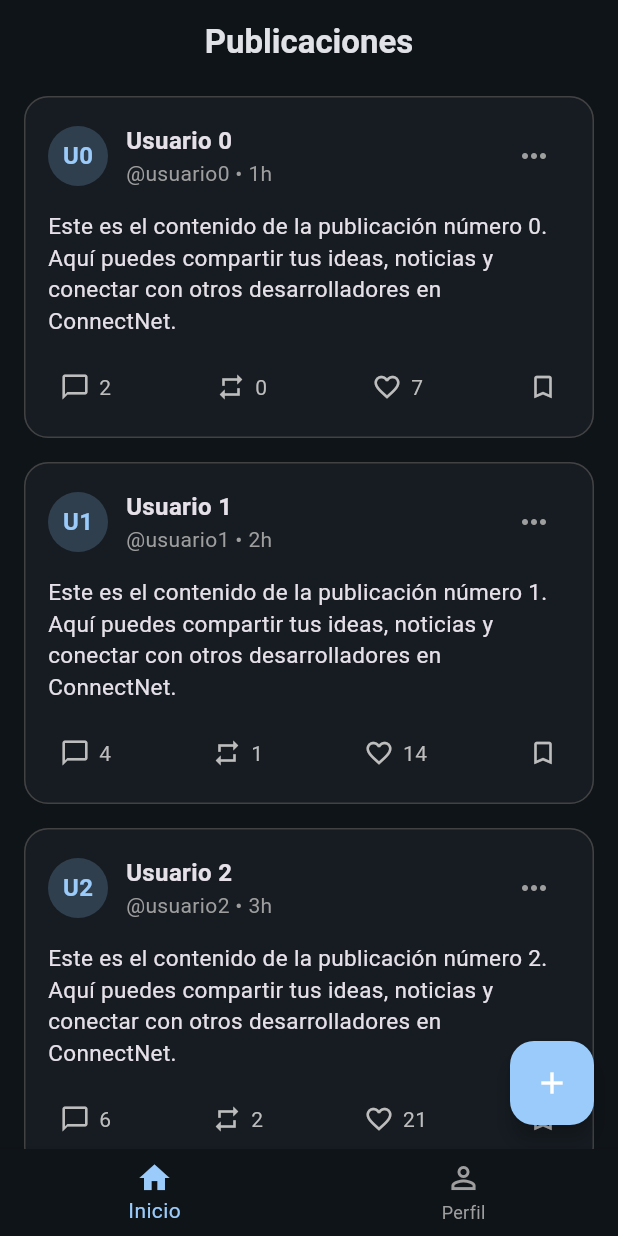
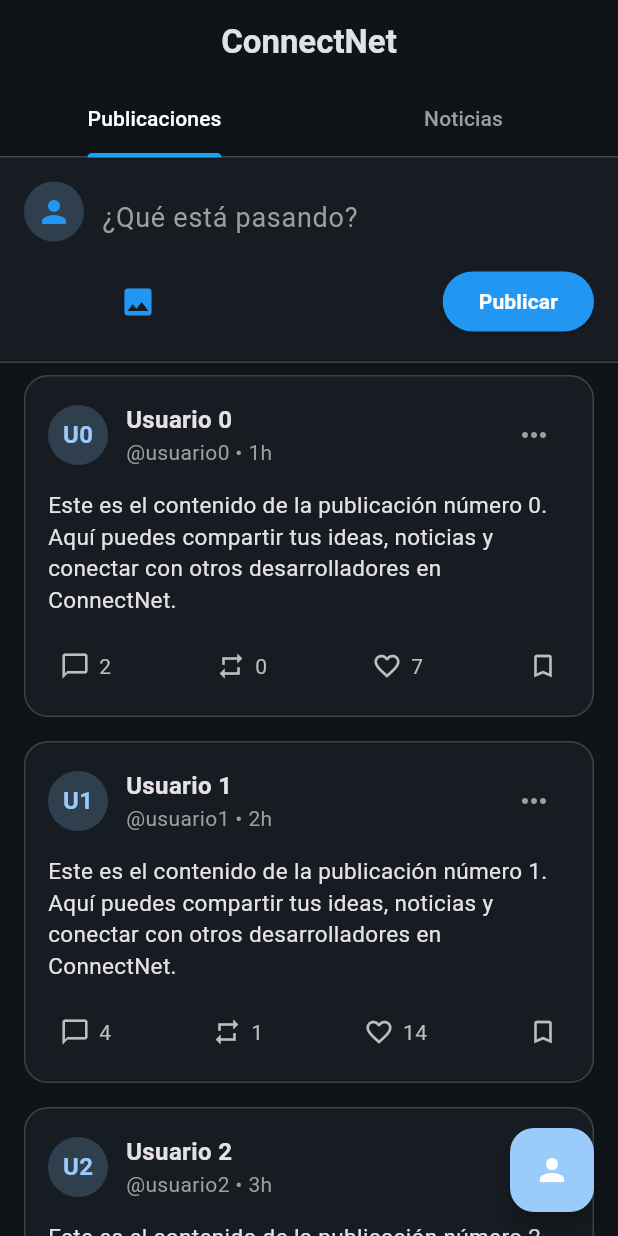
Before and after one commit to Pasek56/Connecnet, a Flutter app: the screen it shows once a user with an empty profile is signed in, on a phone screen of 412 x 824 dp. Run offline on Flutter 3.47's test engine with Material 3 defaults, Android fonts, the phone set to English and light mode, and no system bars; our stand-ins replace image_picker, supabase_flutter; accounts and stored records are empty.

Commit message:
Rediseño de las ventanas, agregando modulo de noticias, boton para acceder al Perfil y Finalmente, capacidad de realizar publicaciones, tanto en el canal normal como en el de noticias

```diff
--- a/lib/main.dart
+++ b/lib/main.dart
@@ -1,7 +1,6 @@
 import 'package:flutter/material.dart';
 import 'package:supabase_flutter/supabase_flutter.dart';
 import 'screens/login_screen.dart';
-import 'screens/profile_screen.dart';
 import 'screens/dashboard_screen.dart';
 
 import 'dart:async';
@@ -98,39 +97,9 @@ class _MainNavigationControllerState extends State<MainNavigationController> {
       );
     }
 
-    return Scaffold(
-      body: AnimatedSwitcher(
-        duration: const Duration(milliseconds: 300),
-        child: _currentIndex == 0
-            ? const DashboardScreen(key: ValueKey('DashboardPage'))
-            : ProfileScreen(
-                key: const ValueKey('ProfilePage'),
-                onLogout: _logout,
-              ),
-      ),
-      bottomNavigationBar: BottomNavigationBar(
-        currentIndex: _currentIndex,
-        onTap: (index) {
-          setState(() {
-            _currentIndex = index;
-          });
-        },
-        backgroundColor: const Color(0xFF0F1419),
-        selectedItemColor: Theme.of(context).colorScheme.primary,
-        unselectedItemColor: Colors.grey,
-        items: const [
-          BottomNavigationBarItem(
-            icon: Icon(Icons.home_outlined),
-            activeIcon: Icon(Icons.home),
-            label: 'Inicio',
-          ),
-          BottomNavigationBarItem(
-            icon: Icon(Icons.person_outline),
-            activeIcon: Icon(Icons.person),
-            label: 'Perfil',
-          ),
-        ],
-      ),
+    return DashboardScreen(
+      key: const ValueKey('DashboardPage'),
+      onLogout: _logout,
     );
   }
 }
--- a/lib/screens/dashboard_screen.dart
+++ b/lib/screens/dashboard_screen.dart
@@ -1,20 +1,46 @@
 import 'package:flutter/material.dart';
+import 'profile_screen.dart';
+import 'news_screen.dart';
 
 class DashboardScreen extends StatefulWidget {
-  const DashboardScreen({super.key});
+  final VoidCallback? onLogout;
+
+  const DashboardScreen({super.key, this.onLogout});
 
   @override
   State<DashboardScreen> createState() => _DashboardScreenState();
 }
 
 class _DashboardScreenState extends State<DashboardScreen> {
+  final TextEditingController _postController = TextEditingController();
+
   final List<Map<String, dynamic>> _posts = List.generate(
     5,
     (index) => {
+      'content': 'Este es el contenido de la publicación número $index. Aquí puedes compartir tus ideas, noticias y conectar con otros desarrolladores en ConnectNet.',
       'likes': (index + 1) * 7,
       'isLiked': false,
     },
   );
+
+  @override
+  void dispose() {
+    _postController.dispose();
+    super.dispose();
+  }
+
+  void _addPost() {
+    if (_postController.text.isNotEmpty) {
+      setState(() {
+        _posts.insert(0, {
+          'content': _postController.text,
+          'likes': 0,
+          'isLiked': false,
+        });
+        _postController.clear();
+      });
+    }
+  }
 
   void _toggleLike(int index) {
     setState(() {
@@ -30,26 +56,115 @@ class _DashboardScreenState extends State<DashboardScreen> {
 
   @override
   Widget build(BuildContext context) {
-    return Scaffold(
+    return DefaultTabController(
+      length: 2,
+      child: Scaffold(
         appBar: AppBar(
           title: const Text(
-          'Publicaciones',
+            'ConnectNet',
             style: TextStyle(fontWeight: FontWeight.bold),
           ),
           centerTitle: true,
           backgroundColor: Colors.transparent,
           elevation: 0,
+          bottom: const TabBar(
+            indicatorColor: Color(0xFF1DA1F2),
+            indicatorWeight: 3,
+            labelColor: Colors.white,
+            unselectedLabelColor: Colors.grey,
+            tabs: [
+              Tab(text: 'Publicaciones'),
+              Tab(text: 'Noticias'),
+            ],
           ),
-      body: ListView.builder(
-        itemCount: 5,
+        ),
+        body: TabBarView(
+          children: [
+            // Tab 1: Publicaciones
+            ListView.builder(
+              itemCount: _posts.length + 1,
               itemBuilder: (context, index) {
-          return _buildPostCard(context, index);
+                if (index == 0) return _buildCreatePostWidget();
+                return _buildPostCard(context, index - 1);
               },
             ),
+            // Tab 2: Noticias
+            const NewsScreen(),
+          ],
+        ),
       floatingActionButton: FloatingActionButton(
+        onPressed: () {
+          Navigator.push(
+            context,
+            MaterialPageRoute(
+              builder: (context) => ProfileScreen(
+                onLogout: widget.onLogout ?? () {},
+              ),
+            ),
+          );
+        },
+        backgroundColor: Theme.of(context).colorScheme.primary,
+        child: const Icon(Icons.person, color: Colors.white),
+      ),
+    ));
+  }
+
+  Widget _buildCreatePostWidget() {
+    return Container(
+      padding: const EdgeInsets.all(16.0),
+      decoration: BoxDecoration(
+        color: const Color(0xFF161C22),
+        border: Border(bottom: BorderSide(color: Colors.grey.shade800)),
+      ),
+      child: Row(
+        crossAxisAlignment: CrossAxisAlignment.start,
+        children: [
+          CircleAvatar(
+            backgroundColor: Theme.of(context).colorScheme.primary.withValues(alpha: 0.2),
+            child: const Icon(Icons.person, color: Colors.blue),
+          ),
+          const SizedBox(width: 12),
+          Expanded(
+            child: Column(
+              crossAxisAlignment: CrossAxisAlignment.stretch,
+              children: [
+                TextField(
+                  controller: _postController,
+                  maxLines: null,
+                  decoration: const InputDecoration(
+                    hintText: '¿Qué está pasando?',
+                    border: InputBorder.none,
+                    hintStyle: TextStyle(color: Colors.grey, fontSize: 18),
+                  ),
+                ),
+                const SizedBox(height: 8),
+                Row(
+                  mainAxisAlignment: MainAxisAlignment.spaceBetween,
+                  children: [
+                    Row(
+                      children: [
+                        IconButton(
+                          icon: const Icon(Icons.image, color: Colors.blue),
                           onPressed: () {},
-        backgroundColor: Theme.of(context).colorScheme.primary,
-        child: const Icon(Icons.add, color: Colors.white),
+                        ),
+                      ],
+                    ),
+                    ElevatedButton(
+                      onPressed: _addPost,
+                      style: ElevatedButton.styleFrom(
+                        backgroundColor: Colors.blue,
+                        shape: RoundedRectangleBorder(
+                          borderRadius: BorderRadius.circular(20),
+                        ),
+                      ),
+                      child: const Text('Publicar', style: TextStyle(color: Colors.white, fontWeight: FontWeight.bold)),
+                    ),
+                  ],
+                ),
+              ],
+            ),
+          ),
+        ],
       ),
     );
   }
@@ -115,7 +230,7 @@ class _DashboardScreenState extends State<DashboardScreen> {
             ),
             const SizedBox(height: 12),
             Text(
-              'Este es el contenido de la publicación número $index. Aquí puedes compartir tus ideas, noticias y conectar con otros desarrolladores en ConnectNet.',
+              _posts[index]['content'] ?? 'Contenido vacío',
               style: const TextStyle(fontSize: 15, height: 1.4),
             ),
             const SizedBox(height: 16),
```
Also changed, not shown: lib/screens/news_screen.dart (added, +213 -0 lines), lib/screens/profile_screen.dart (+1 -12 lines). Lines whose indentation alone changed are shown as unchanged.
